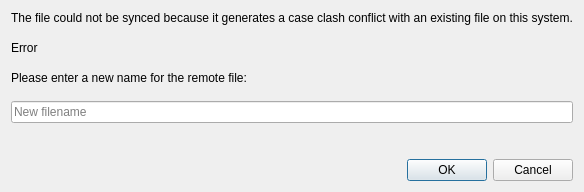
Old version of the form src/gui/caseclashfilenamedialog.ui in the repository nextcloud/desktop.
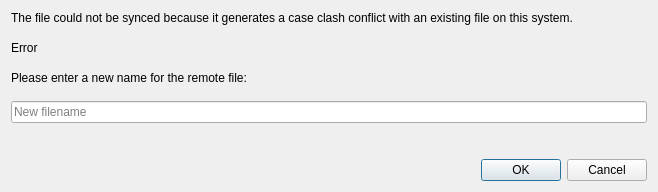
New version of the form.

Commit message: Fix case clash dialog sizing issues

```diff
--- a/src/gui/caseclashfilenamedialog.ui
+++ b/src/gui/caseclashfilenamedialog.ui
@@ -6,7 +6,7 @@
    <rect>
     <x>0</x>
     <y>0</y>
-    <width>411</width>
+    <width>658</width>
     <height>192</height>
    </rect>
   </property>
@@ -26,7 +26,7 @@
       <set>Qt::AlignLeading|Qt::AlignLeft|Qt::AlignTop</set>
      </property>
      <property name="wordWrap">
-      <bool>false</bool>
+      <bool>true</bool>
      </property>
     </widget>
    </item>
```
The commit also changes 1 other file.
